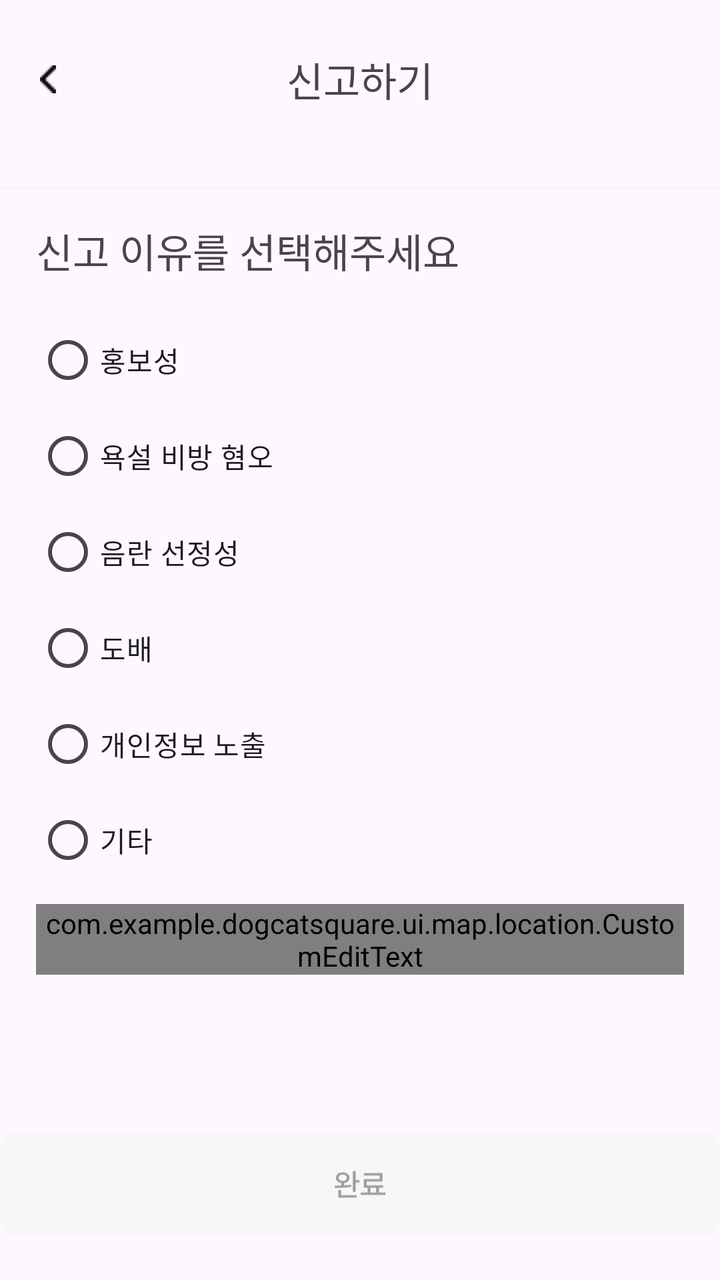
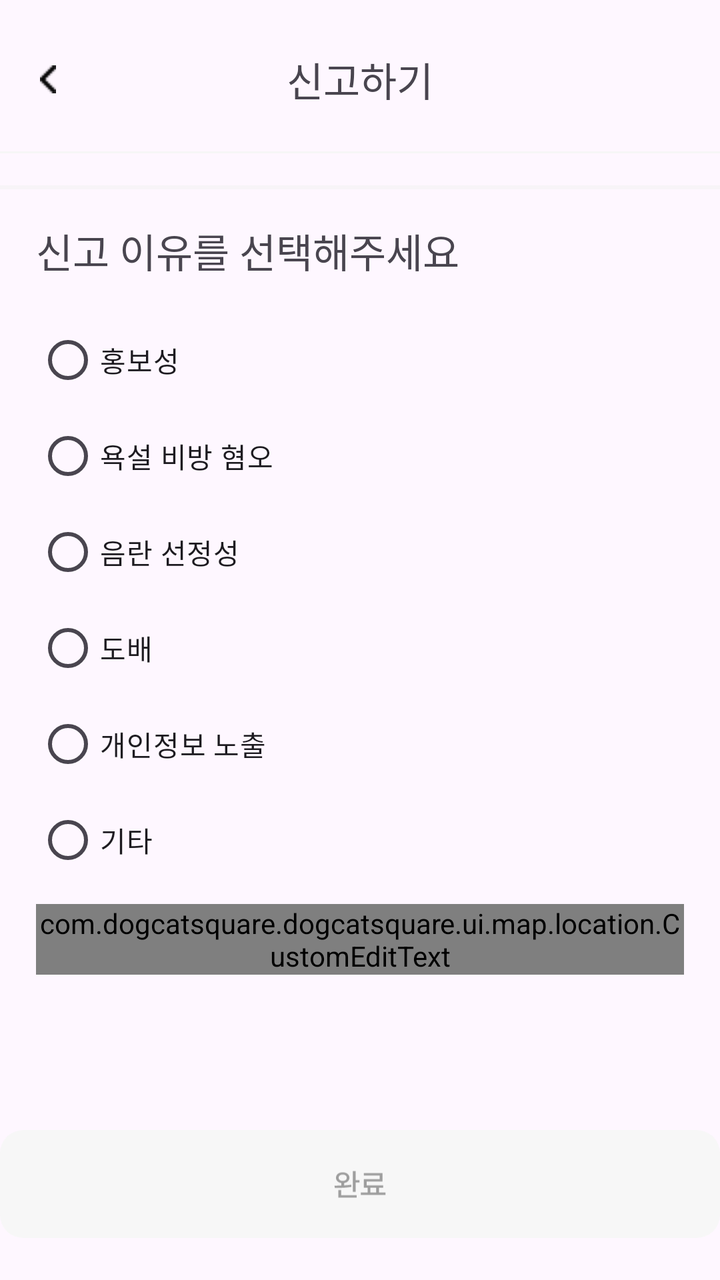

The first picture is an Android layout as it rendered before a commit; the second is the same layout after the commit. The layout source and the unified diff follow.
<!-- AndroidManifest.xml: application theme Theme.DogCatSquare -->
<!-- res/layout/fragment_map_report.xml -->
<?xml version="1.0" encoding="utf-8"?>
<androidx.constraintlayout.widget.ConstraintLayout xmlns:android="http://schemas.android.com/apk/res/android"
    xmlns:app="http://schemas.android.com/apk/res-auto"
    xmlns:tools="http://schemas.android.com/tools"
    android:layout_width="match_parent"
    android:layout_height="match_parent"
    tools:context=".ui.map.location.MapReportFragment" >

    <androidx.constraintlayout.widget.Guideline
        android:id="@+id/guideline_start"
        android:layout_width="wrap_content"
        android:layout_height="wrap_content"
        android:orientation="vertical"
        app:layout_constraintGuide_percent="0.05" />

    <androidx.constraintlayout.widget.Guideline
        android:id="@+id/guideline_end"
        android:layout_width="wrap_content"
        android:layout_height="wrap_content"
        android:orientation="vertical"
        app:layout_constraintGuide_percent="0.95" />

    <TextView
        android:id="@+id/textView9"
        android:layout_width="wrap_content"
        android:layout_height="wrap_content"
        android:layout_marginTop="25dp"
        android:text="신고하기"
        android:textSize="20sp"
        android:fontFamily="@font/pretendard_bold"
        app:layout_constraintEnd_toEndOf="parent"
        app:layout_constraintStart_toStartOf="parent"
        app:layout_constraintTop_toTopOf="parent" />

    <ImageView
        android:id="@+id/backButton"
        android:layout_width="48dp"
        android:layout_height="48dp"
        android:layout_marginStart="0dp"
        android:src="@drawable/ic_back_button"
        app:layout_constraintBottom_toBottomOf="@+id/textView9"
        app:layout_constraintStart_toStartOf="parent"
        app:layout_constraintTop_toTopOf="@+id/textView9" 
        android:scaleType="centerInside" />

    <View
        android:id="@+id/divider"
        android:layout_width="match_parent"
        android:layout_height="1dp"
        android:layout_marginTop="12dp"
        android:background="@color/gray1"
        app:layout_constraintEnd_toEndOf="parent"
        app:layout_constraintStart_toStartOf="parent"
        app:layout_constraintTop_toBottomOf="@+id/backButton" />

    <ImageView
        android:id="@+id/imageView15"
        android:layout_width="wrap_content"
        android:layout_height="wrap_content"
        android:layout_marginTop="16dp"
        android:src="@drawable/ic_map_contour_place"
        app:layout_constraintEnd_toEndOf="parent"
        app:layout_constraintStart_toStartOf="parent"
        app:layout_constraintTop_toBottomOf="@+id/divider" />

    <TextView
        android:id="@+id/textView6"
        android:layout_width="wrap_content"
        android:layout_height="wrap_content"
        android:layout_marginTop="16dp"
        android:text="신고 이유를 선택해주세요"
        android:textSize="20sp"
        android:fontFamily="@font/pretendard_bold"
        app:layout_constraintStart_toStartOf="@id/guideline_start"
        app:layout_constraintTop_toBottomOf="@+id/imageView15" />

    <RadioGroup
        android:id="@+id/rgReasons"
        android:layout_width="0dp"
        android:layout_height="0dp"
        android:layout_marginTop="16dp"
        app:layout_constraintBottom_toTopOf="@+id/reportButton"
        app:layout_constraintEnd_toEndOf="@id/guideline_end"
        app:layout_constraintStart_toStartOf="@id/guideline_start"
        app:layout_constraintTop_toBottomOf="@+id/textView6">

        <RadioButton
            android:id="@+id/rbAdvertising"
            android:layout_width="wrap_content"
            android:layout_height="wrap_content"
            android:text="홍보성"
            android:fontFamily="@font/pretendard_bold" />

        <RadioButton
            android:id="@+id/rbHateSpeech"
            android:layout_width="wrap_content"
            android:layout_height="wrap_content"
            android:text="욕설 비방 혐오"
            android:fontFamily="@font/pretendard_bold" />

        <RadioButton
            android:id="@+id/rbObsceneContent"
            android:layout_width="wrap_content"
            android:layout_height="wrap_content"
            android:text="음란 선정성"
            android:fontFamily="@font/pretendard_bold" />

        <RadioButton
            android:id="@+id/rbSpam"
            android:layout_width="wrap_content"
            android:layout_height="wrap_content"
            android:text="도배"
            android:fontFamily="@font/pretendard_bold" />

        <RadioButton
            android:id="@+id/rbPersonalInfo"
            android:layout_width="wrap_content"
            android:layout_height="wrap_content"
            android:text="개인정보 노출"
            android:fontFamily="@font/pretendard_bold" />

        <RadioButton
            android:id="@+id/rbOther"
            android:layout_width="wrap_content"
            android:layout_height="wrap_content"
            android:text="기타"
            android:fontFamily="@font/pretendard_bold" />

        <com.example.dogcatsquare.ui.map.location.CustomEditText
            android:id="@+id/etOtherReason"
            android:layout_width="match_parent"
            android:layout_height="wrap_content"
            android:layout_marginTop="8dp"
            app:hint="기타 사유를 입력해주세요(최소 10자)"
            app:textSize="16sp"
            app:hintColor="#9E9E9E"
            app:maxLength="50"
            app:editTextHeight="150dp"/>

    </RadioGroup>

    <ImageView
        android:id="@+id/reportButton"
        android:layout_width="wrap_content"
        android:layout_height="wrap_content"
        android:layout_marginBottom="20dp"
        android:src="@drawable/bt_deactivated_complete"
        app:layout_constraintBottom_toBottomOf="parent"
        app:layout_constraintEnd_toEndOf="@id/guideline_end"
        app:layout_constraintStart_toStartOf="@id/guideline_start" />

</androidx.constraintlayout.widget.ConstraintLayout>
<!-- resources referenced by this layout -->
<resources>
  <color name="gray1">#F6F6F6</color>
  <!-- drawable bt_deactivated_complete (drawable) -->
  <vector xmlns:android="http://schemas.android.com/apk/res/android"
      android:width="374dp"
      android:height="56dp"
      android:viewportWidth="374"
      android:viewportHeight="56">
    <path
        android:pathData="M12,0L362,0A12,12 0,0 1,374 12L374,44A12,12 0,0 1,362 56L12,56A12,12 0,0 1,0 44L0,12A12,12 0,0 1,12 0z"
        android:fillColor="#F7F7F7"/>
    <path
        android:pathData="M178.02,21.95C180.06,21.95 181.5,23.08 181.52,24.75C181.5,26.17 180.42,27.22 178.8,27.47V28.7C180.04,28.64 181.28,28.53 182.44,28.36L182.55,29.45C179.61,29.98 176.31,30.03 173.91,30.03L173.75,28.83C174.8,28.84 176.02,28.83 177.31,28.78V27.48C175.64,27.25 174.52,26.2 174.53,24.75C174.52,23.08 175.97,21.95 178.02,21.95ZM178.02,23.09C176.78,23.09 175.91,23.73 175.92,24.75C175.91,25.73 176.78,26.39 178.02,26.39C179.27,26.39 180.11,25.73 180.11,24.75C180.11,23.73 179.27,23.09 178.02,23.09ZM184.78,21.34V25.97H186.78V27.22H184.78V32.05H183.3V21.34H184.78ZM185.28,33.81V35.03H175.74V31.11H177.22V33.81H185.28ZM200.25,32.41V33.66H187.44V32.41H190.94V29.94H189V25.48H197.22V23.53H188.97V22.31H198.69V26.69H190.47V28.72H199.01V29.94H196.89V32.41H200.25ZM192.37,32.41H195.44V29.94H192.37V32.41Z"
        android:fillColor="#9E9E9E"/>
  </vector>
  <!-- drawable ic_back_button: png bitmap (drawable, 167 bytes) -->
  <!-- drawable ic_map_contour_place: png bitmap (drawable, 139 bytes) -->
  <style name="Theme.DogCatSquare" parent="Base.Theme.DogCatSquare" />
  <style name="Base.Theme.DogCatSquare" parent="Theme.Material3.DayNight.NoActionBar">
          
          
          <item name="android:windowLightStatusBar">true</item>
          <item name="android:statusBarColor">@color/white</item>
          <item name="popupMenuStyle">@style/CustomPopupStyle</item>
          <item name="android:popupMenuStyle">@style/CustomPopupStyle</item>
          <item name="popupTheme">@style/CustomPopupTheme</item>
          <item name="android:popupTheme">@style/CustomPopupTheme</item>
      </style>
  <color name="white">#FFFFFFFF</color>
  <style name="CustomPopupStyle" parent="Widget.AppCompat.PopupMenu">
          <item name="android:popupBackground">@drawable/popup_white_bg</item>
      </style>
  <style name="CustomPopupTheme" parent="ThemeOverlay.Material3.Light">
          <item name="colorSurface">@color/white</item>
          <item name="colorSurfaceContainer">@color/white</item>
          <item name="colorSurfaceContainerHigh">@color/white</item>
      </style>
  <!-- drawable popup_white_bg (drawable) -->
  <?xml version="1.0" encoding="utf-8"?>
  <shape xmlns:android="http://schemas.android.com/apk/res/android">
      <solid android:color="#FFFFFF" />
      <corners android:radius="16dp" />
  </shape>
</resources>

<!-- the commit's change to res/layout/fragment_map_report.xml (unified diff, before → after) -->
@@ -126,7 +126,7 @@
             android:text="기타"
             android:fontFamily="@font/pretendard_bold" />
 
-        <com.example.dogcatsquare.ui.map.location.CustomEditText
+        <com.dogcatsquare.dogcatsquare.ui.map.location.CustomEditText
             android:id="@+id/etOtherReason"
             android:layout_width="match_parent"
             android:layout_height="wrap_content"
